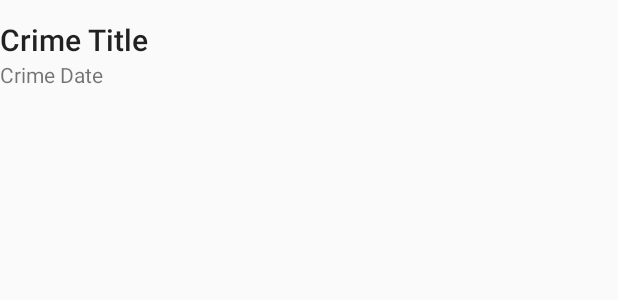
After one commit to chenyongda2018/GeoQuiz, an Android app: the layout list_crime_item.xml on its own in the app's theme, with its tools: preview values and no code run, on a phone screen of 412 x 824 dp. The commit adds this screen. Shown: the top 300 px of the screen. Run offline under Robolectric (Android 15) with nearby library versions, the phone set to English and light mode, and no system bars.

Commit message:
Completed chapter 8.

```diff
--- a/CriminalIntent/build.gradle
+++ b/CriminalIntent/build.gradle
@@ -19,10 +19,11 @@ android {
 }
 
 dependencies {
-    implementation fileTree(dir: 'libs', include: ['*.jar'])
+    implementation fileTree(include: ['*.jar'], dir: 'libs')
     implementation 'com.android.support:appcompat-v7:28.0.0'
     implementation 'com.android.support.constraint:constraint-layout:1.1.3'
     testImplementation 'junit:junit:4.12'
     androidTestImplementation 'com.android.support.test:runner:1.0.2'
     androidTestImplementation 'com.android.support.test.espresso:espresso-core:3.0.2'
+    implementation 'com.android.support:recyclerview-v7:28.0.0'
 }
--- a/CriminalIntent/src/main/AndroidManifest.xml
+++ b/CriminalIntent/src/main/AndroidManifest.xml
@@ -9,13 +9,16 @@
         android:roundIcon="@mipmap/ic_launcher_round"
         android:supportsRtl="true"
         android:theme="@style/AppTheme">
-        <activity android:name=".CrimeActivity">
+        <activity android:name=".Controller.CrimeListActivity">
             <intent-filter>
                 <action android:name="android.intent.action.MAIN" />
 
                 <category android:name="android.intent.category.LAUNCHER" />
             </intent-filter>
         </activity>
+        <activity android:name=".CrimeActivity">
+        </activity>
+
     </application>
 
 </manifest>
--- a/CriminalIntent/src/main/res/layout/activity_crime.xml
+++ b/CriminalIntent/src/main/res/layout/activity_fragment.xml
@@ -4,6 +4,4 @@
     android:layout_width="match_parent"
     android:layout_height="match_parent">
 
-
-
 </FrameLayout>
--- /dev/null
+++ b/CriminalIntent/src/main/res/layout/list_crime_item.xml
@@ -0,0 +1,19 @@
+<?xml version="1.0" encoding="utf-8"?>
+<LinearLayout xmlns:android="http://schemas.android.com/apk/res/android"
+    android:orientation="vertical"
+    android:layout_width="match_parent"
+    android:layout_height="72dp"
+    android:gravity="center_vertical">
+    <TextView
+        android:id="@+id/crime_title_item"
+        android:layout_width="match_parent"
+        android:layout_height="wrap_content"
+        android:textAppearance="@style/TextAppearance.AppCompat.Title"
+        android:text="Crime Title"/>
+
+    <TextView
+        android:layout_width="match_parent"
+        android:layout_height="wrap_content"
+        android:id="@+id/crime_date_item"
+        android:text="Crime Date"/>
+</LinearLayout>
```
Also changed, not shown: CriminalIntent/src/main/java/example/chen/com/criminalintent/Base/SingleFragmentActivity.java (added, +29 -0 lines), CriminalIntent/src/main/java/example/chen/com/criminalintent/Controller/CrimeListActivity.java (added, +13 -0 lines), CriminalIntent/src/main/java/example/chen/com/criminalintent/Controller/CrimeListFragment.java (added, +96 -0 lines), CriminalIntent/src/main/java/example/chen/com/criminalintent/CrimeActivity.java (+4 -17 lines), CriminalIntent/src/main/java/example/chen/com/criminalintent/Model/CrimeLab.java (added, +42 -0 lines), CriminalIntent/src/main/res/layout/fragment_crime_list.xml (added, +9 -0 lines).
